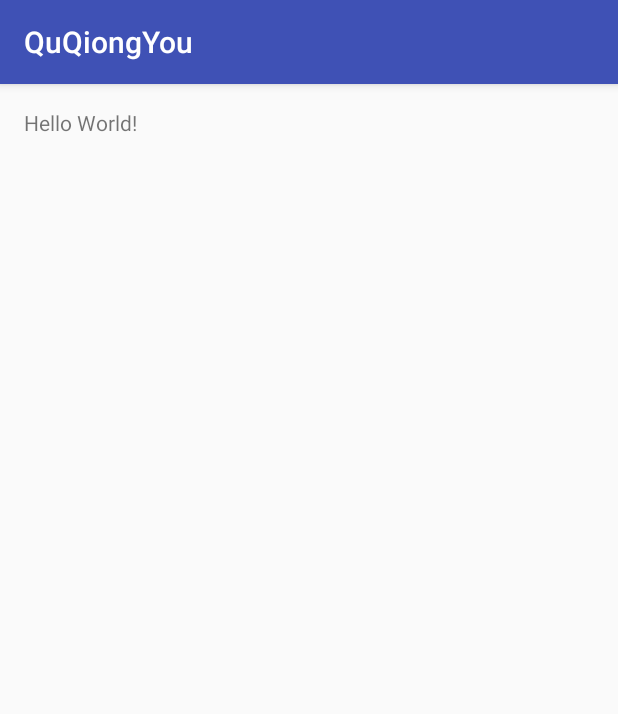
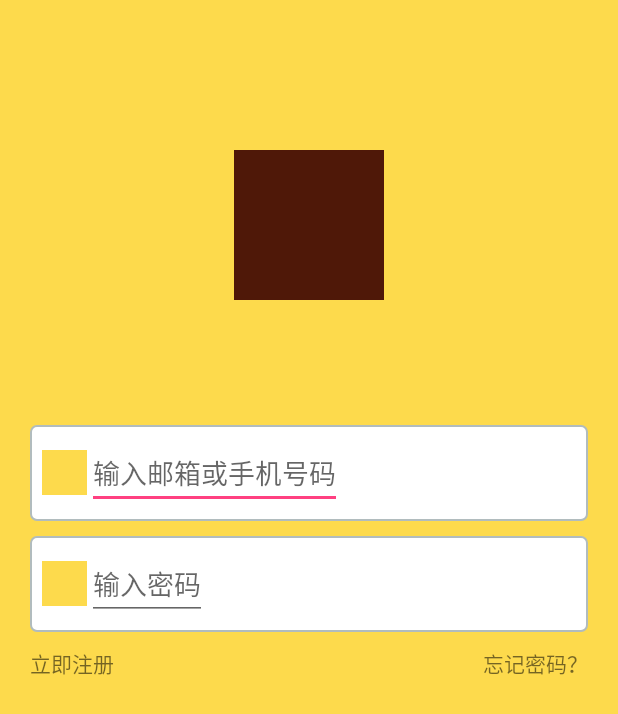
Before and after one commit to SomeOneIntheWorld/QuQiongYou, an Android app: the screen it shows after launch (LoginActivity), on a phone screen of 412 x 824 dp. Shown: the top 714 px of the screen. Run offline under Robolectric (Android 15) with nearby library versions, the phone set to English and light mode, and no system bars.

Commit message:
zth commit

```diff
--- a/app/build.gradle
+++ b/app/build.gradle
@@ -2,7 +2,7 @@ apply plugin: 'com.android.application'
 
 android {
     compileSdkVersion 24
-    buildToolsVersion "24.0.1"
+    buildToolsVersion "24"
 
     defaultConfig {
         applicationId "dream.quqiongyou"
--- /dev/null
+++ b/app/src/main/res/drawable/circle_corner_bg.xml
@@ -0,0 +1,7 @@
+<?xml version="1.0" encoding="utf-8"?>
+<shape xmlns:android="http://schemas.android.com/apk/res/android">
+    <solid android:color="#FFFFFF"/>
+    <stroke android:width="1dip" android:color="#B1BCBE" />
+    <corners android:radius="4dip"/>
+    <padding android:left="0dip" android:top="0dip" android:right="0dip" android:bottom="0dip" />
+</shape>
--- a/app/src/main/res/layout/activity_login.xml
+++ b/app/src/main/res/layout/activity_login.xml
@@ -1,17 +1,68 @@
 <?xml version="1.0" encoding="utf-8"?>
-<RelativeLayout
-    xmlns:android="http://schemas.android.com/apk/res/android"
-    xmlns:tools="http://schemas.android.com/tools"
+<RelativeLayout xmlns:android="http://schemas.android.com/apk/res/android"
+    android:orientation="vertical"
+    android:padding="20dp"
+    android:background="@color/colorPrimary"
     android:layout_width="match_parent"
-    android:layout_height="match_parent"
-    android:paddingBottom="@dimen/activity_vertical_margin"
-    android:paddingLeft="@dimen/activity_horizontal_margin"
-    android:paddingRight="@dimen/activity_horizontal_margin"
-    android:paddingTop="@dimen/activity_vertical_margin"
-    tools:context=".main.LoginActivity">
+    android:layout_height="match_parent">
+<ImageView
+    android:layout_marginTop="@dimen/logo_marginTop"
+    android:layout_centerHorizontal="true"
+    android:background="@color/colorPrimaryDark"
+    android:layout_width="100dp"
+    android:layout_height="100dp"
+    android:id="@+id/logo" />
+
+    <LinearLayout
+    android:id="@+id/account_ll"
+    android:layout_below="@+id/logo"
+    style="@style/login_layout_style"
+    android:layout_marginTop="83dp">
+    <ImageView
+        android:layout_gravity="center_vertical"
+        android:background="@color/colorPrimary"
+        android:id="@+id/account_img"
+        android:layout_width="30dp"
+        android:layout_height="30dp" />
+    <EditText
+        android:hint="输入邮箱或手机号码"
+        android:id="@+id/account"
+        android:layout_width="wrap_content"
+        android:layout_height="wrap_content" />
+    </LinearLayout>
+    <LinearLayout
+        android:id="@+id/pwd_ll"
+        android:layout_below="@+id/account_ll"
+        style="@style/login_layout_style"
+        android:layout_marginTop="10dp"
+        >
+        <ImageView
+            android:layout_gravity="center_vertical"
+            android:background="@color/colorPrimary"
+            android:id="@+id/pwd_img"
+            android:layout_width="30dp"
+            android:layout_height="30dp" />
+        <EditText
+            android:hint="输入密码"
+            android:id="@+id/pwd"
+            android:layout_width="wrap_content"
+            android:layout_height="wrap_content" />
+    </LinearLayout>
 
     <TextView
-        android:layout_width="wrap_content"
-        android:layout_height="wrap_content"
-        android:text="Hello World!"/>
+        android:id="@+id/register"
+        android:text="立即注册"
+        style="@style/normal_tv_style"
+        android:layout_below="@+id/pwd_ll"
+        android:layout_marginTop="10dp"
+        />
+
+    <TextView
+        android:text="忘记密码？"
+        style="@style/normal_tv_style"
+        android:id="@+id/textView"
+        android:layout_alignBaseline="@+id/register"
+        android:layout_alignBottom="@+id/register"
+        android:layout_alignParentRight="true"
+        android:layout_alignParentEnd="true" />
 </RelativeLayout>
--- /dev/null
+++ b/app/src/main/res/layout/activity_posting.xml
@@ -0,0 +1,6 @@
+<?xml version="1.0" encoding="utf-8"?>
+<LinearLayout xmlns:android="http://schemas.android.com/apk/res/android"
+    android:orientation="vertical" android:layout_width="match_parent"
+    android:layout_height="match_parent">
+
+</LinearLayout>
--- /dev/null
+++ b/app/src/main/res/layout/activity_register.xml
@@ -0,0 +1,6 @@
+<?xml version="1.0" encoding="utf-8"?>
+<LinearLayout xmlns:android="http://schemas.android.com/apk/res/android"
+    android:orientation="vertical" android:layout_width="match_parent"
+    android:layout_height="match_parent">
+
+</LinearLayout>
--- /dev/null
+++ b/app/src/main/res/layout/fragment_community.xml
@@ -0,0 +1,6 @@
+<?xml version="1.0" encoding="utf-8"?>
+<LinearLayout xmlns:android="http://schemas.android.com/apk/res/android"
+    android:orientation="vertical" android:layout_width="match_parent"
+    android:layout_height="match_parent">
+
+</LinearLayout>
--- /dev/null
+++ b/app/src/main/res/layout/fragment_home.xml
@@ -0,0 +1,6 @@
+<?xml version="1.0" encoding="utf-8"?>
+<LinearLayout xmlns:android="http://schemas.android.com/apk/res/android"
+    android:orientation="vertical" android:layout_width="match_parent"
+    android:layout_height="match_parent">
+
+</LinearLayout>
--- /dev/null
+++ b/app/src/main/res/layout/fragment_mine.xml
@@ -0,0 +1,6 @@
+<?xml version="1.0" encoding="utf-8"?>
+<LinearLayout xmlns:android="http://schemas.android.com/apk/res/android"
+    android:orientation="vertical" android:layout_width="match_parent"
+    android:layout_height="match_parent">
+
+</LinearLayout>
--- a/app/src/main/res/values/colors.xml
+++ b/app/src/main/res/values/colors.xml
@@ -1,6 +1,6 @@
 <?xml version="1.0" encoding="utf-8"?>
 <resources>
-    <color name="colorPrimary">#3F51B5</color>
-    <color name="colorPrimaryDark">#303F9F</color>
+    <color name="colorPrimary">#fdda4c</color>
+    <color name="colorPrimaryDark">#4f1808</color>
     <color name="colorAccent">#FF4081</color>
 </resources>
--- a/app/src/main/res/values/dimens.xml
+++ b/app/src/main/res/values/dimens.xml
@@ -2,4 +2,7 @@
     <!-- Default screen margins, per the Android Design guidelines. -->
     <dimen name="activity_horizontal_margin">16dp</dimen>
     <dimen name="activity_vertical_margin">16dp</dimen>
+    <dimen name="community_name_tv_size">25sp</dimen>
+    <dimen name="community_num_tv_size">15sp</dimen>
+    <dimen name="logo_marginTop">80dp</dimen>
 </resources>
--- a/app/src/main/res/values/styles.xml
+++ b/app/src/main/res/values/styles.xml
@@ -1,11 +1,28 @@
 <resources>
 
     <!-- Base application theme. -->
-    <style name="AppTheme" parent="Theme.AppCompat.Light.DarkActionBar">
+    <style name="AppTheme" parent="Theme.AppCompat.Light.NoActionBar">
         <!-- Customize your theme here. -->
         <item name="colorPrimary">@color/colorPrimary</item>
         <item name="colorPrimaryDark">@color/colorPrimaryDark</item>
         <item name="colorAccent">@color/colorAccent</item>
     </style>
 
+    <style name="deep_tv_style">
+        <item name="android:layout_width">wrap_content</item>
+        <item name="android:layout_height">wrap_content</item>
+        <item name="android:textColor">@color/colorPrimaryDark</item>
+    </style>
+
+    <style name="normal_tv_style">
+        <item name="android:layout_width">wrap_content</item>
+        <item name="android:layout_height">wrap_content</item>
+    </style>
+
+    <style name="login_layout_style">
+        <item name="android:layout_width">match_parent</item>
+        <item name="android:layout_height">wrap_content</item>
+        <item name="android:padding">8dp</item>
+        <item name="android:background">@drawable/circle_corner_bg</item>
+    </style>
 </resources>
--- a/build.gradle
+++ b/build.gradle
@@ -5,7 +5,7 @@ buildscript {
         jcenter()
     }
     dependencies {
-        classpath 'com.android.tools.build:gradle:2.1.0'
+        classpath 'com.android.tools.build:gradle:2.2.0'
 
         // NOTE: Do not place your application dependencies here; they belong
         // in the individual module build.gradle files
```
Also changed, not shown: app/src/main/res/layout/activity_main.xml (added, +17 -0 lines), app/src/main/res/layout/item_community.xml (added, +42 -0 lines), gradle/wrapper/gradle-wrapper.properties.
